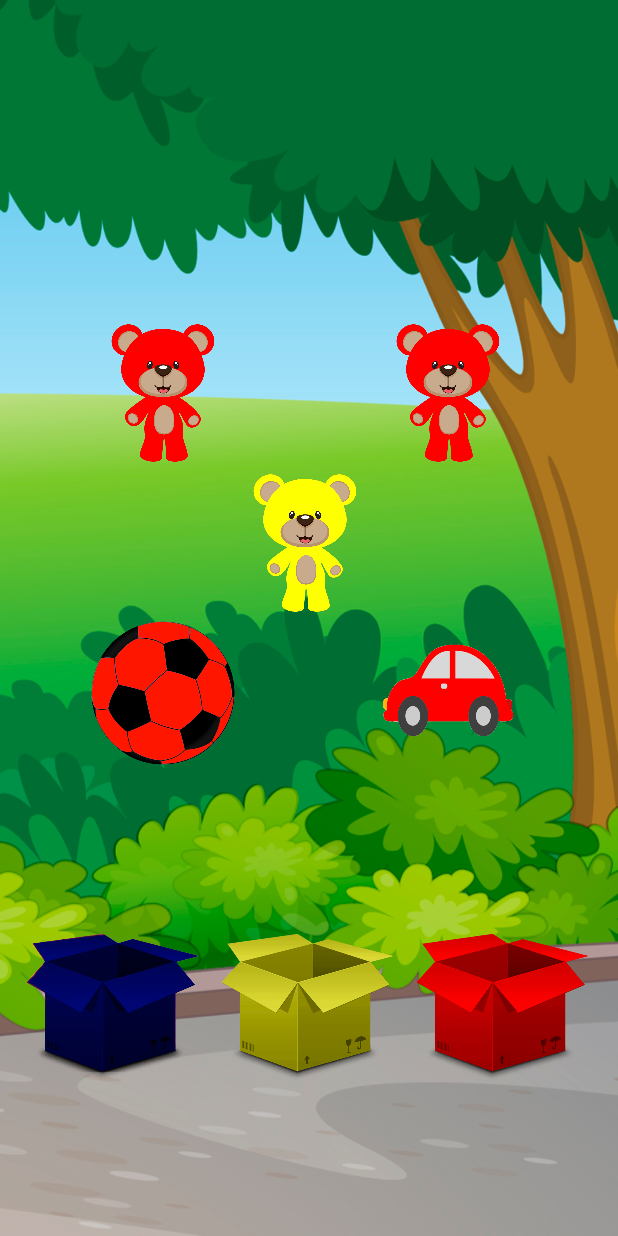
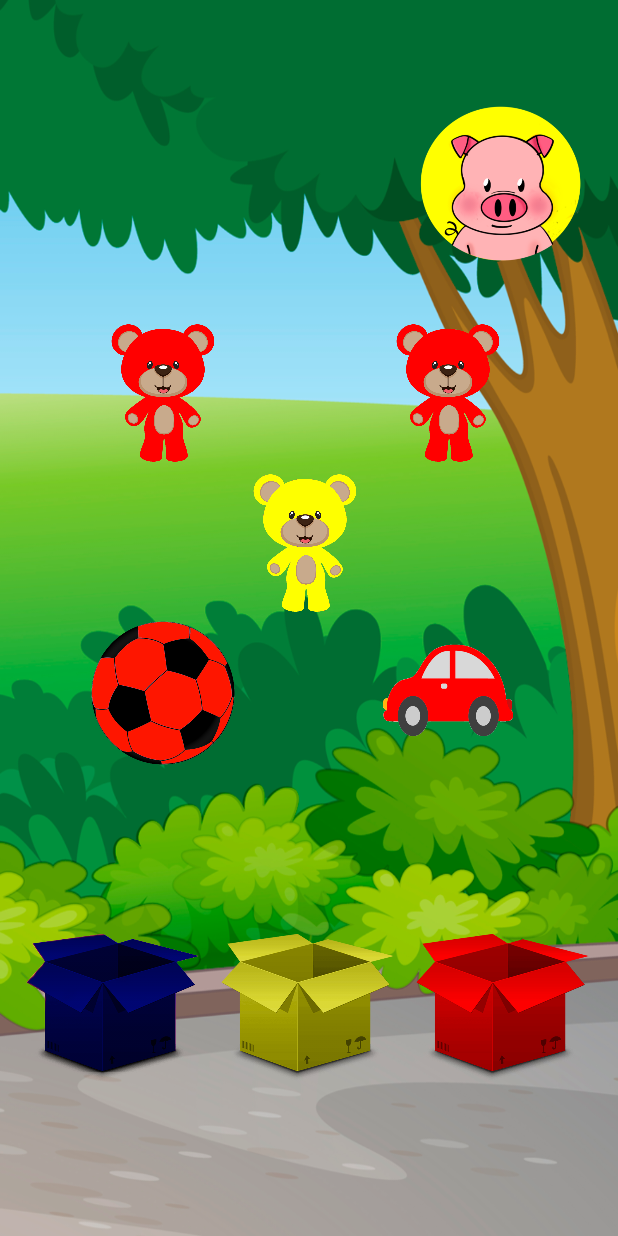
Before and after one commit to SergioFQ/toddlearn, an Android app: the Game2Activity screen opened directly, with no data from a screen before it, on a phone screen of 412 x 824 dp. Run offline under Robolectric (Android 15) with nearby library versions, the phone set to English and light mode, and no system bars; libraries missing offline, so code that uses them is left out: io.realm; 5 statements that could not run were skipped.

Commit message:
Added Logo in game 2 and added expressions when the user makes actions from Game2Activity

```diff
--- a/app/src/main/java/com/g12/toddlearn/Game2Activity.java
+++ b/app/src/main/java/com/g12/toddlearn/Game2Activity.java
@@ -29,7 +29,7 @@ public class Game2Activity extends AppCompatActivity {
     private UsersDB currentUser;
 
 
-    ImageView ImageObj1,ImageObj2,ImageObj3,ImageObj4,ImageObj5,ImageBoxBlue,ImageBoxYellow,ImageBoxRed;
+    ImageView ImageObj1,ImageObj2,ImageObj3,ImageObj4,ImageObj5,ImageBoxBlue,ImageBoxYellow,ImageBoxRed,ImageTod;
 
      Integer[] imagesBlue={
              R.drawable.ball_blue,
@@ -131,6 +131,7 @@ public class Game2Activity extends AppCompatActivity {
             View.DragShadowBuilder myShadowBuilder = new View.DragShadowBuilder(v);
             v.startDrag(data,myShadowBuilder,v,0);
             objUsing=v;
+            ImageTod.setImageResource(R.drawable.todd_normal1);
             objUsing.setVisibility(View.GONE);
             return true;
         }
@@ -155,15 +156,22 @@ public class Game2Activity extends AppCompatActivity {
                     if((v.getId()==ImageBoxBlue.getId()) &&((int)objUsing.getTag()==0)){
                         objUsing.setVisibility(View.GONE);
                         contDone++;
+                        ImageTod.setImageResource(R.drawable.todd_wee);
                     }else if((v.getId()==ImageBoxYellow.getId())&&((int)objUsing.getTag()==1)){
                         contDone++;
                         objUsing.setVisibility(View.GONE);
+                        ImageTod.setImageResource(R.drawable.todd_wee);
 
                     }else if((v.getId()==ImageBoxRed.getId())&&((int)objUsing.getTag()==2)){
                         contDone++;
                         objUsing.setVisibility(View.GONE);
+                        ImageTod.setImageResource(R.drawable.todd_wee);
+                    }else if(v.getId()==gameZone.getId()){
+                        objUsing.setVisibility(View.VISIBLE);
+                        ImageTod.setImageResource(R.drawable.todd_normal1);
                     }else{
                         objUsing.setVisibility(View.VISIBLE);
+                        ImageTod.setImageResource(R.drawable.todd_error);
                     }
 
                     break;
@@ -185,6 +193,8 @@ public class Game2Activity extends AppCompatActivity {
         ImageBoxBlue = (ImageView) findViewById(R.id.imageView_blueBox);
         ImageBoxYellow = (ImageView) findViewById(R.id.imageView_yellowBox);
         ImageBoxRed = (ImageView) findViewById(R.id.imageView_redBox);
+
+        ImageTod = (ImageView) findViewById(R.id.todImage);
     }
 
     public void imageGeneration(ImageView[] objGame){
--- a/app/src/main/res/layout/activity_game2.xml
+++ b/app/src/main/res/layout/activity_game2.xml
@@ -7,6 +7,18 @@
     tools:context=".Game2Activity"
     android:background="@drawable/game_2_background">
 
+    <ImageView
+        android:id="@+id/todImage"
+        android:layout_width="150dp"
+        android:layout_height="150dp"
+        android:layout_marginStart="255dp"
+        android:layout_marginLeft="255dp"
+        android:layout_marginBottom="580dp"
+        app:layout_constraintBottom_toBottomOf="parent"
+        app:layout_constraintEnd_toEndOf="parent"
+        app:layout_constraintStart_toStartOf="parent"
+        app:layout_constraintTop_toTopOf="parent"
+        app:srcCompat="@drawable/todd_normal1" />
     <RelativeLayout
         android:id="@+id/layoutGame2"
         android:layout_width="400dp"
@@ -74,6 +86,7 @@
             android:layout_marginTop="550dp"
             android:layout_marginLeft="272dp"
             app:srcCompat="@drawable/red_box" />
+
     </RelativeLayout>
 
 </androidx.constraintlayout.widget.ConstraintLayout>
```
